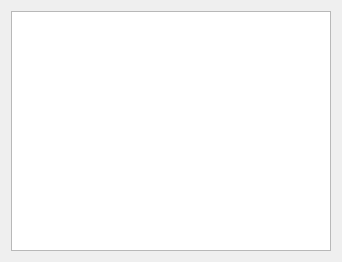
uwrobotics/MarsRover2019, file Workspace/src/rover_gui/ui/mapwidget.ui: the form before one commit.
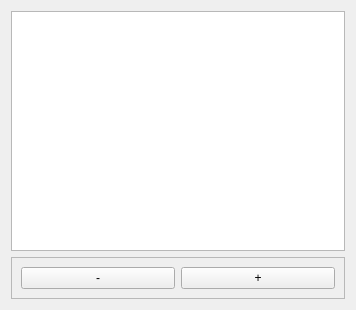
The form after the commit.

The edit to the form file:
```diff
--- a/Workspace/src/rover_gui/ui/mapwidget.ui
+++ b/Workspace/src/rover_gui/ui/mapwidget.ui
@@ -6,8 +6,8 @@
    <rect>
     <x>0</x>
     <y>0</y>
-    <width>338</width>
-    <height>258</height>
+    <width>356</width>
+    <height>276</height>
    </rect>
   </property>
   <property name="windowTitle">
@@ -24,6 +24,32 @@
      </property>
     </widget>
    </item>
+   <item>
+    <widget class="QFrame" name="frame">
+     <property name="frameShape">
+      <enum>QFrame::StyledPanel</enum>
+     </property>
+     <property name="frameShadow">
+      <enum>QFrame::Raised</enum>
+     </property>
+     <layout class="QHBoxLayout" name="horizontalLayout">
+      <item>
+       <widget class="QPushButton" name="zoomOutButton">
+        <property name="text">
+         <string>-</string>
+        </property>
+       </widget>
+      </item>
+      <item>
+       <widget class="QPushButton" name="zoomInButton">
+        <property name="text">
+         <string>+</string>
+        </property>
+       </widget>
+      </item>
+     </layout>
+    </widget>
+   </item>
   </layout>
  </widget>
  <resources/>
```
